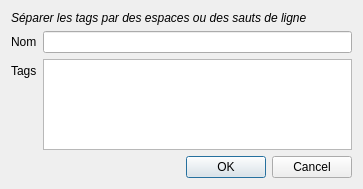
Bionus/imgbrd-grabber, file src/settings/customwindow.ui: the form before one commit.
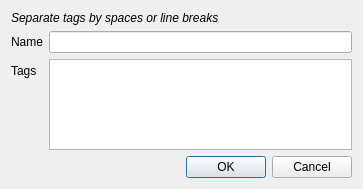
The form after the commit. Icons and pictures are not drawn.

Commit message: English in customWindow

What changed in the file:
```diff
--- a/src/settings/customwindow.ui
+++ b/src/settings/customwindow.ui
@@ -24,14 +24,14 @@
    <item row="0" column="0" colspan="2">
     <widget class="QLabel" name="label_3">
      <property name="text">
-      <string>&lt;i&gt;Séparer les tags par des espaces ou des sauts de ligne&lt;/i&gt;</string>
+      <string>&lt;i&gt;Separate tags by spaces or line breaks&lt;/i&gt;</string>
      </property>
     </widget>
    </item>
    <item row="1" column="0">
     <widget class="QLabel" name="label">
      <property name="text">
-      <string>Nom</string>
+      <string>Name</string>
      </property>
     </widget>
    </item>
```
Left out of the diff: 8 changed lines with no effect on the pictures.
